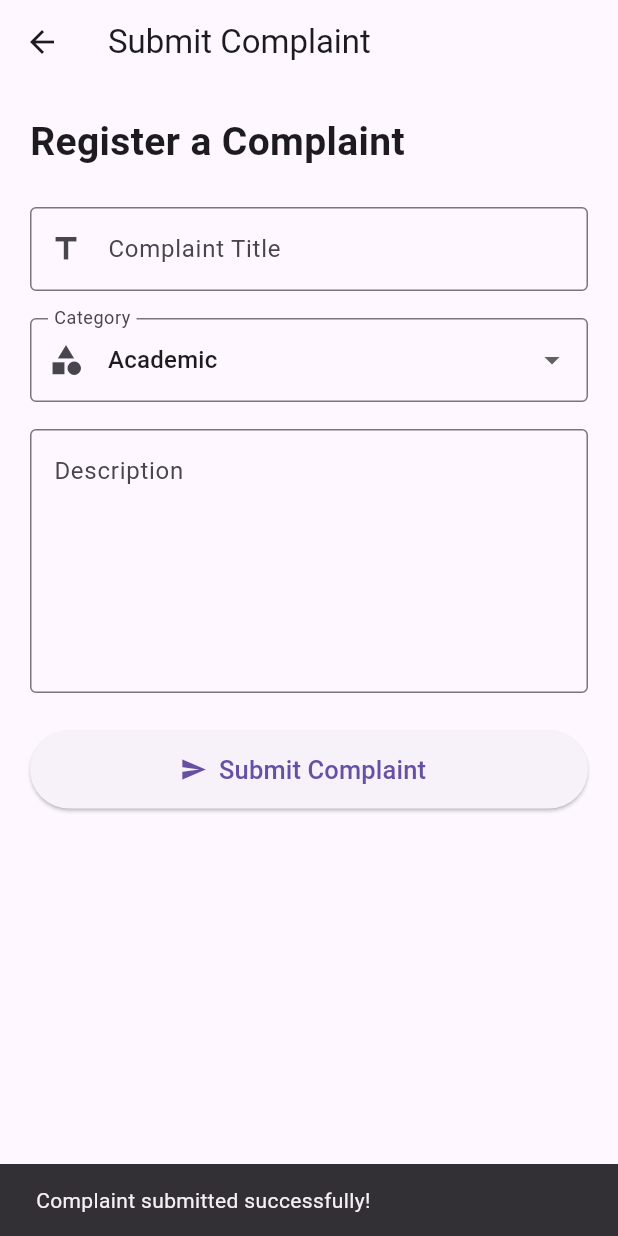
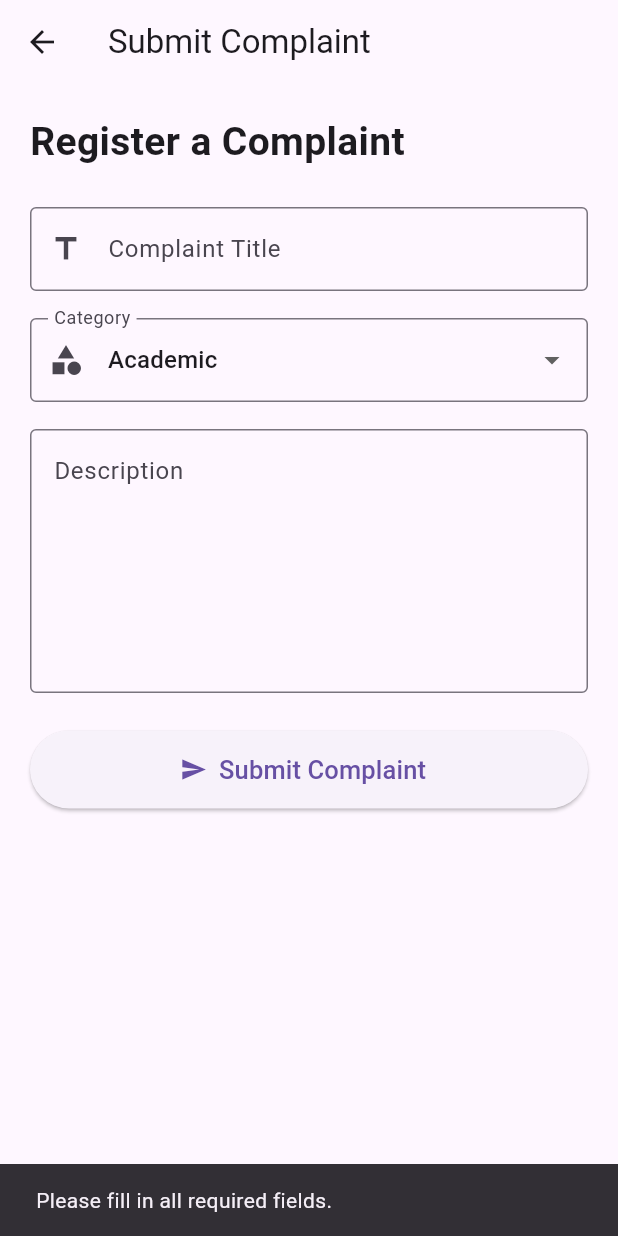
Before and after one commit to Navneetkumar3134/student-complaint-management-system, a Flutter app: the SubmitComplaintScreen screen opened directly, after a tap on "Submit Complaint", on a phone screen of 412 x 824 dp. Run offline on Flutter 3.47's test engine with Material 3 defaults, Android fonts, the phone set to English and light mode, and no system bars.

Commit message:
Added complaint form validation

```diff
--- a/lib/screens/submit_complaint_screen.dart
+++ b/lib/screens/submit_complaint_screen.dart
@@ -8,8 +8,51 @@ class SubmitComplaintScreen extends StatefulWidget {
       _SubmitComplaintScreenState();
 }
 
-class _SubmitComplaintScreenState extends State<SubmitComplaintScreen> {
+class _SubmitComplaintScreenState
+    extends State<SubmitComplaintScreen> {
+  final TextEditingController titleController =
+      TextEditingController();
+
+  final TextEditingController descriptionController =
+      TextEditingController();
+
   String selectedCategory = 'Academic';
+
+  @override
+  void dispose() {
+    titleController.dispose();
+    descriptionController.dispose();
+    super.dispose();
+  }
+
+  void submitComplaint() {
+    if (titleController.text.trim().isEmpty ||
+        descriptionController.text.trim().isEmpty) {
+      ScaffoldMessenger.of(context).showSnackBar(
+        const SnackBar(
+          content: Text(
+            'Please fill in all required fields.',
+          ),
+        ),
+      );
+      return;
+    }
+
+    ScaffoldMessenger.of(context).showSnackBar(
+      const SnackBar(
+        content: Text(
+          'Complaint submitted successfully!',
+        ),
+      ),
+    );
+
+    titleController.clear();
+    descriptionController.clear();
+
+    setState(() {
+      selectedCategory = 'Academic';
+    });
+  }
 
   @override
   Widget build(BuildContext context) {
@@ -18,7 +61,7 @@ class _SubmitComplaintScreenState extends State<SubmitComplaintScreen> {
         title: const Text('Submit Complaint'),
       ),
       body: SingleChildScrollView(
-        padding: const EdgeInsets.all(20.0),
+        padding: const EdgeInsets.all(20),
         child: Column(
           crossAxisAlignment: CrossAxisAlignment.start,
           children: [
@@ -33,6 +76,7 @@ class _SubmitComplaintScreenState extends State<SubmitComplaintScreen> {
             const SizedBox(height: 25),
 
             TextField(
+              controller: titleController,
               decoration: const InputDecoration(
                 labelText: 'Complaint Title',
                 hintText: 'Enter complaint title',
@@ -84,6 +128,7 @@ class _SubmitComplaintScreenState extends State<SubmitComplaintScreen> {
             const SizedBox(height: 18),
 
             TextField(
+              controller: descriptionController,
               maxLines: 6,
               decoration: const InputDecoration(
                 labelText: 'Description',
@@ -99,13 +144,7 @@ class _SubmitComplaintScreenState extends State<SubmitComplaintScreen> {
               width: double.infinity,
               height: 52,
               child: ElevatedButton.icon(
-                onPressed: () {
-                  ScaffoldMessenger.of(context).showSnackBar(
-                    const SnackBar(
-                      content: Text('Complaint submitted successfully!'),
-                    ),
-                  );
-                },
+                onPressed: submitComplaint,
                 icon: const Icon(Icons.send),
                 label: const Text(
                   'Submit Complaint',
```
